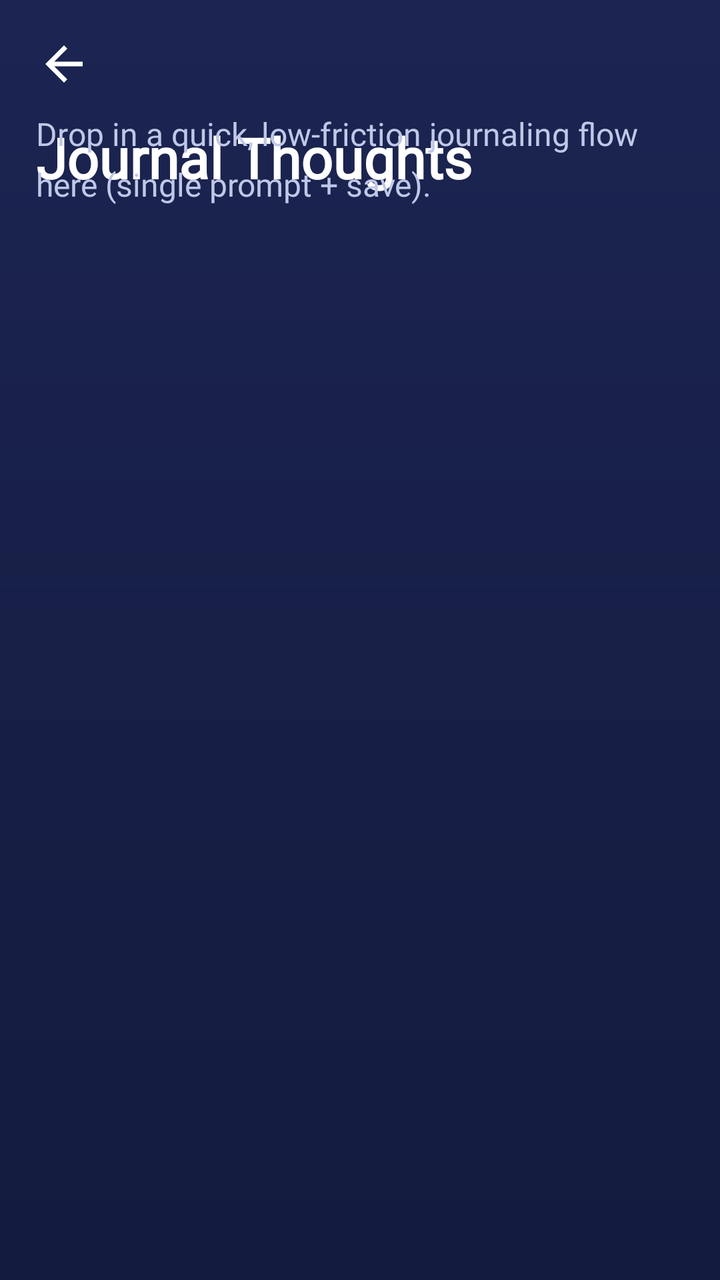
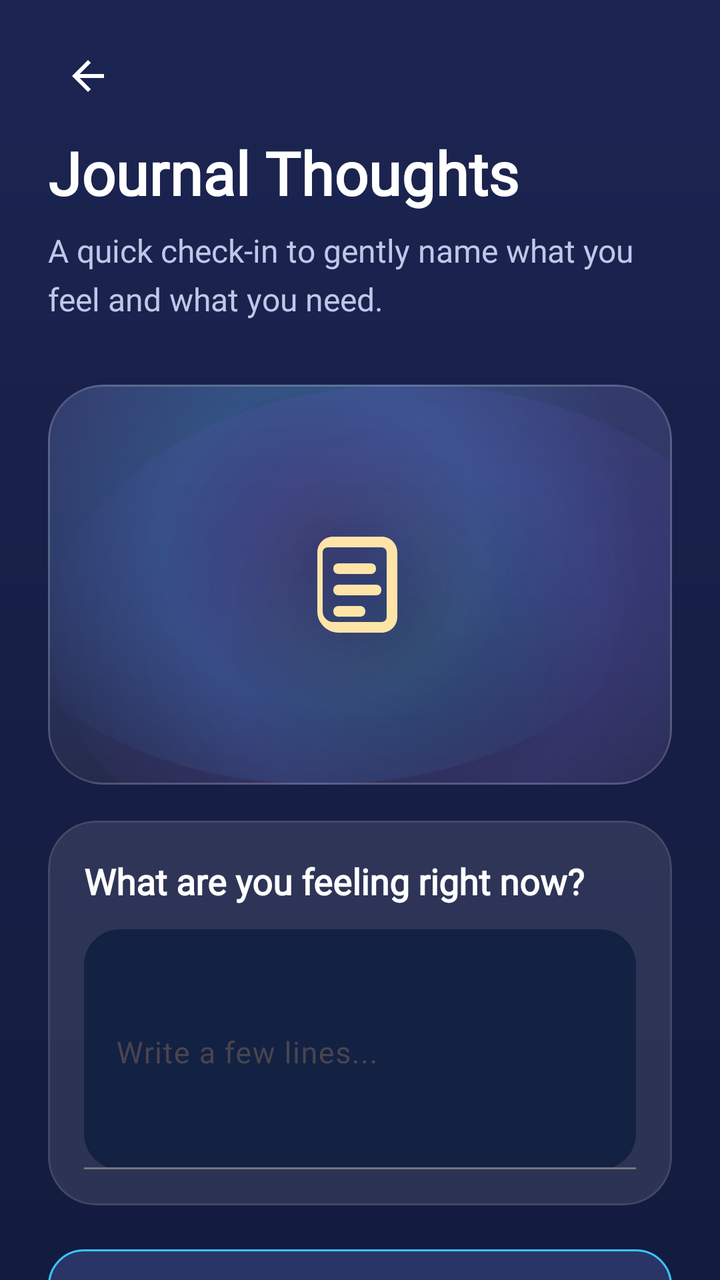

Compare the two renders of this Android layout. The source of the first and the diff that turns it into the second are given below.
<!-- AndroidManifest.xml: activity theme Theme.LucidDreams.Patterns -->
<!-- res/layout/activity_quick_journal.xml -->
<?xml version="1.0" encoding="utf-8"?>
<androidx.constraintlayout.widget.ConstraintLayout xmlns:android="http://schemas.android.com/apk/res/android"
    xmlns:app="http://schemas.android.com/apk/res-auto"
    android:id="@+id/simple_root"
    android:layout_width="match_parent"
    android:layout_height="match_parent"
    android:background="@drawable/bg_main_gradient">

    <ImageView
        android:id="@+id/simple_back"
        android:layout_width="28dp"
        android:layout_height="28dp"
        android:layout_marginStart="18dp"
        android:layout_marginTop="18dp"
        android:src="@drawable/ic_back"
        android:contentDescription="Back"
        app:tint="@color/text_primary"
        app:layout_constraintStart_toStartOf="parent"
        app:layout_constraintTop_toTopOf="parent" />

    <TextView
        android:layout_width="0dp"
        android:layout_height="wrap_content"
        android:layout_marginTop="14dp"
        android:layout_marginStart="18dp"
        android:layout_marginEnd="18dp"
        android:text="Journal Thoughts"
        android:textColor="@color/text_primary"
        android:textSize="28sp"
        android:textStyle="bold"
        android:fontFamily="@font/poppins"
        app:layout_constraintTop_toBottomOf="@id/simple_back"
        app:layout_constraintStart_toStartOf="parent"
        app:layout_constraintEnd_toEndOf="parent" />

    <TextView
        android:layout_width="0dp"
        android:layout_height="wrap_content"
        android:layout_marginTop="10dp"
        android:layout_marginStart="18dp"
        android:layout_marginEnd="18dp"
        android:text="Drop in a quick, low-friction journaling flow here (single prompt + save)."
        android:textColor="@color/text_secondary"
        android:textSize="16sp"
        android:fontFamily="@font/poppins"
        android:lineSpacingMultiplier="1.3"
        app:layout_constraintTop_toBottomOf="@id/simple_back"
        app:layout_constraintStart_toStartOf="parent"
        app:layout_constraintEnd_toEndOf="parent"
        app:layout_constraintVertical_bias="0.18" />

</androidx.constraintlayout.widget.ConstraintLayout>
<!-- resources referenced by this layout -->
<resources>
  <color name="text_primary">#FFFFFF</color>
  <color name="text_secondary">#BFC8E8</color>
  <color name="gradient_top">#1C2552</color>
  <color name="gradient_mid">#171F47</color>
  <color name="gradient_bottom">#131B3F</color>
  <style name="Theme.LucidDreams" parent="Base.Theme.LucidDreams">
          <item name="materialCalendarTheme">@style/CustomDatePickerTheme</item>
      </style>
  <style name="Base.Theme.LucidDreams" parent="Theme.Material3.DayNight.NoActionBar">
          
          
      </style>
  <style name="CustomDatePickerCancelButton" parent="Widget.Material3.Button.TextButton">
          <item name="android:textColor">#C5CAE9</item>
      </style>
  <style name="CustomCalendarDay" parent="Widget.Material3.MaterialCalendar.Day">
          <item name="itemTextColor">#C5CAE9</item>
      </style>
  <!-- unchanged entries left out for length: 8 -->
</resources>

<!-- the commit's change to res/layout/activity_quick_journal.xml (unified diff, before → after) -->
@@ -6,47 +6,179 @@
     android:layout_height="match_parent"
     android:background="@drawable/bg_main_gradient">
 
-    <ImageView
-        android:id="@+id/simple_back"
-        android:layout_width="28dp"
-        android:layout_height="28dp"
-        android:layout_marginStart="18dp"
-        android:layout_marginTop="18dp"
-        android:src="@drawable/ic_back"
-        android:contentDescription="Back"
-        app:tint="@color/text_primary"
+    <androidx.core.widget.NestedScrollView
+        android:id="@+id/scroll"
+        android:layout_width="0dp"
+        android:layout_height="0dp"
+        android:fillViewport="true"
+        android:overScrollMode="never"
+        android:scrollbars="none"
+        app:layout_constraintTop_toTopOf="parent"
+        app:layout_constraintBottom_toBottomOf="parent"
         app:layout_constraintStart_toStartOf="parent"
-        app:layout_constraintTop_toTopOf="parent" />
+        app:layout_constraintEnd_toEndOf="parent">
 
-    <TextView
-        android:layout_width="0dp"
-        android:layout_height="wrap_content"
-        android:layout_marginTop="14dp"
-        android:layout_marginStart="18dp"
-        android:layout_marginEnd="18dp"
-        android:text="Journal Thoughts"
-        android:textColor="@color/text_primary"
-        android:textSize="28sp"
-        android:textStyle="bold"
-        android:fontFamily="@font/poppins"
-        app:layout_constraintTop_toBottomOf="@id/simple_back"
-        app:layout_constraintStart_toStartOf="parent"
-        app:layout_constraintEnd_toEndOf="parent" />
+        <LinearLayout
+            android:layout_width="match_parent"
+            android:layout_height="wrap_content"
+            android:orientation="vertical"
+            android:paddingStart="24dp"
+            android:paddingEnd="24dp"
+            android:paddingTop="10dp"
+            android:paddingBottom="28dp">
 
-    <TextView
-        android:layout_width="0dp"
-        android:layout_height="wrap_content"
-        android:layout_marginTop="10dp"
-        android:layout_marginStart="18dp"
-        android:layout_marginEnd="18dp"
-        android:text="Drop in a quick, low-friction journaling flow here (single prompt + save)."
-        android:textColor="@color/text_secondary"
-        android:textSize="16sp"
-        android:fontFamily="@font/poppins"
-        android:lineSpacingMultiplier="1.3"
-        app:layout_constraintTop_toBottomOf="@id/simple_back"
-        app:layout_constraintStart_toStartOf="parent"
-        app:layout_constraintEnd_toEndOf="parent"
-        app:layout_constraintVertical_bias="0.18" />
+            <LinearLayout
+                android:layout_width="match_parent"
+                android:layout_height="56dp"
+                android:gravity="center_vertical"
+                android:orientation="horizontal">
+
+                <ImageView
+                    android:id="@+id/simple_back"
+                    android:layout_width="40dp"
+                    android:layout_height="40dp"
+                    android:padding="8dp"
+                    android:src="@drawable/ic_back"
+                    android:contentDescription="Back"
+                    android:background="?attr/selectableItemBackgroundBorderless"
+                    app:tint="@color/text_primary" />
+            </LinearLayout>
+
+            <TextView
+                android:id="@+id/title"
+                android:layout_width="match_parent"
+                android:layout_height="wrap_content"
+                android:text="Journal Thoughts"
+                android:textColor="@color/text_primary"
+                android:textSize="30sp"
+                android:textStyle="bold"
+                android:fontFamily="@font/poppins" />
+
+            <TextView
+                android:id="@+id/subtitle"
+                android:layout_width="match_parent"
+                android:layout_height="wrap_content"
+                android:layout_marginTop="8dp"
+                android:text="A quick check-in to gently name what you feel and what you need."
+                android:textColor="@color/text_secondary"
+                android:textSize="16sp"
+                android:fontFamily="@font/poppins"
+                android:lineSpacingMultiplier="1.25" />
+
+            <com.google.android.material.card.MaterialCardView
+                android:layout_width="match_parent"
+                android:layout_height="200dp"
+                android:layout_marginTop="32dp"
+                app:cardCornerRadius="28dp"
+                app:cardElevation="0dp"
+                app:cardBackgroundColor="@android:color/transparent"
+                app:strokeColor="#1AFFFFFF"
+                app:strokeWidth="1dp">
+
+                <FrameLayout
+                    android:layout_width="match_parent"
+                    android:layout_height="match_parent"
+                    android:background="@drawable/bg_calm_actions_panel">
+
+                    <View
+                        android:layout_width="220dp"
+                        android:layout_height="220dp"
+                        android:layout_gravity="center"
+                        android:alpha="0.24"
+                        android:background="@drawable/bg_calm_particle_amber" />
+
+                    <ImageView
+                        android:layout_width="64dp"
+                        android:layout_height="64dp"
+                        android:layout_gravity="center"
+                        android:src="@drawable/ic_journal_thoughts"
+                        app:tint="#FFE4A8"
+                        android:contentDescription="Journal animation placeholder" />
+                </FrameLayout>
+            </com.google.android.material.card.MaterialCardView>
+
+            
+            <com.google.android.material.card.MaterialCardView
+                android:layout_width="match_parent"
+                android:layout_height="wrap_content"
+                android:layout_marginTop="18dp"
+                app:cardCornerRadius="24dp"
+                app:cardElevation="0dp"
+                app:cardBackgroundColor="#1AFFFFFF"
+                app:strokeColor="#1AFFFFFF"
+                app:strokeWidth="1dp">
+
+                <LinearLayout
+                    android:layout_width="match_parent"
+                    android:layout_height="wrap_content"
+                    android:orientation="vertical"
+                    android:padding="18dp">
+
+                    <TextView
+                        android:layout_width="match_parent"
+                        android:layout_height="wrap_content"
+                        android:text="What are you feeling right now?"
+                        android:textColor="@color/text_primary"
+                        android:textSize="18sp"
+                        android:textStyle="bold"
+                        android:fontFamily="@font/poppins"
+                        android:lineSpacingMultiplier="1.15" />
+
+                    <com.google.android.material.textfield.TextInputLayout
+                        android:layout_width="match_parent"
+                        android:layout_height="wrap_content"
+                        android:layout_marginTop="12dp"
+                        app:boxBackgroundMode="filled"
+                        app:boxBackgroundColor="#132143"
+                        app:boxCornerRadiusTopStart="18dp"
+                        app:boxCornerRadiusTopEnd="18dp"
+                        app:boxCornerRadiusBottomStart="18dp"
+                        app:boxCornerRadiusBottomEnd="18dp"
+                        app:hintTextColor="@color/text_secondary">
+
+                        <com.google.android.material.textfield.TextInputEditText
+                            android:id="@+id/etReflection"
+                            android:layout_width="match_parent"
+                            android:layout_height="120dp"
+                            android:gravity="top|start"
+                            android:inputType="textMultiLine"
+                            android:textColor="@color/text_primary"
+                            android:textSize="15sp"
+                            android:fontFamily="@font/poppins"
+                            android:paddingTop="14dp"
+                            android:paddingBottom="14dp"
+                            android:hint="Write a few lines..." />
+                    </com.google.android.material.textfield.TextInputLayout>
+
+                </LinearLayout>
+            </com.google.android.material.card.MaterialCardView>
+
+            <com.google.android.material.button.MaterialButton
+                android:id="@+id/btnSaveReflection"
+                style="@style/Widget.Material3.Button"
+                android:layout_width="match_parent"
+                android:layout_height="58dp"
+                android:layout_marginTop="18dp"
+                android:text="Save Reflection"
+                android:textSize="16sp"
+                android:textStyle="bold"
+                android:fontFamily="@font/poppins"
+                android:textColor="@color/text_primary"
+                app:cornerRadius="18dp"
+                app:backgroundTint="#2A3567"
+                app:strokeColor="#39C6FF"
+                app:strokeWidth="1dp" />
+
+            <TextView
+                android:layout_width="match_parent"
+                android:layout_height="wrap_content"
+                android:layout_marginTop="16dp"
+                android:text="Your reflection stays private on your device."
+                android:textColor="@color/text_card_desc"
+                android:textSize="14sp"
+                android:fontFamily="@font/poppins" />
+
+        </LinearLayout>
+    </androidx.core.widget.NestedScrollView>
 
 </androidx.constraintlayout.widget.ConstraintLayout>
<!-- resource entries referenced after the edit -->
@@ -1,7 +1,93 @@
 <!-- resources referenced by this layout -->
 <resources>
+  <color name="text_card_desc">#AFC1E6</color>
   <color name="text_primary">#FFFFFF</color>
   <color name="text_secondary">#BFC8E8</color>
+  <!-- drawable bg_calm_actions_panel (drawable) -->
+  <?xml version="1.0" encoding="utf-8"?>
+  <layer-list xmlns:android="http://schemas.android.com/apk/res/android">
+  
+      
+      <item>
+          <shape android:shape="rectangle">
+              <gradient
+                  android:angle="270"
+                  android:startColor="#232C61"
+                  android:centerColor="#1C2556"
+                  android:endColor="#141B3F"
+                  android:type="linear" />
+              <corners android:radius="26dp" />
+          </shape>
+      </item>
+  
+      
+      <item>
+          <shape android:shape="rectangle">
+              <solid android:color="#12FFFFFF" />
+              <corners android:radius="26dp" />
+          </shape>
+      </item>
+  
+      
+      <item android:left="-40dp" android:top="-40dp">
+          <shape android:shape="oval">
+              <gradient
+                  android:type="radial"
+                  android:gradientRadius="160dp"
+                  android:centerColor="#2A39C6FF"
+                  android:endColor="#00FFFFFF" />
+          </shape>
+      </item>
+  
+      <item android:right="-50dp" android:bottom="-50dp">
+          <shape android:shape="oval">
+              <gradient
+                  android:type="radial"
+                  android:gradientRadius="190dp"
+                  android:centerColor="#228B5CFF"
+                  android:endColor="#00FFFFFF" />
+          </shape>
+      </item>
+  
+      
+      <item>
+          <shape android:shape="rectangle">
+              <solid android:color="#00000000" />
+              <corners android:radius="26dp" />
+              <stroke android:width="1dp" android:color="#1AFFFFFF" />
+          </shape>
+      </item>
+  
+  </layer-list>
+  <!-- drawable bg_calm_particle_amber (drawable) -->
+  <?xml version="1.0" encoding="utf-8"?>
+  <shape xmlns:android="http://schemas.android.com/apk/res/android" android:shape="oval">
+      <gradient
+          android:type="radial"
+          android:gradientRadius="80dp"
+          android:centerColor="#22F6C65B"
+          android:endColor="#00000000" />
+  </shape>
+  <!-- drawable ic_journal_thoughts (drawable) -->
+  <?xml version="1.0" encoding="utf-8"?>
+  <vector xmlns:android="http://schemas.android.com/apk/res/android"
+      android:width="24dp"
+      android:height="24dp"
+      android:viewportWidth="24"
+      android:viewportHeight="24">
+      <path
+          android:fillColor="#FFFFFF"
+          android:pathData="M6,3h10c1.7,0 3,1.3 3,3v12c0,1.7 -1.3,3 -3,3H8c-2.2,0 -4,-1.8 -4,-4V6c0,-1.7 1.3,-3 3,-3zM16,5H6c-0.6,0 -1,0.4 -1,1v11c0,1.1 0.9,2 2,2h9c0.6,0 1,-0.4 1,-1V6c0,-0.6 -0.4,-1 -1,-1z"/>
+      <path
+          android:fillColor="#FFFFFF"
+          android:pathData="M8,8h6c0.6,0 1,0.4 1,1s-0.4,1 -1,1H8c-0.6,0 -1,-0.4 -1,-1s0.4,-1 1,-1z"/>
+      <path
+          android:fillColor="#FFFFFF"
+          android:pathData="M8,12h7c0.6,0 1,0.4 1,1s-0.4,1 -1,1H8c-0.6,0 -1,-0.4 -1,-1s0.4,-1 1,-1z"/>
+      <path
+          android:fillColor="#FFFFFF"
+          android:pathData="M8,16h4c0.6,0 1,0.4 1,1s-0.4,1 -1,1H8c-0.6,0 -1,-0.4 -1,-1s0.4,-1 1,-1z"/>
+  </vector>
   <color name="gradient_top">#1C2552</color>
   <color name="gradient_mid">#171F47</color>
   <color name="gradient_bottom">#131B3F</color>
